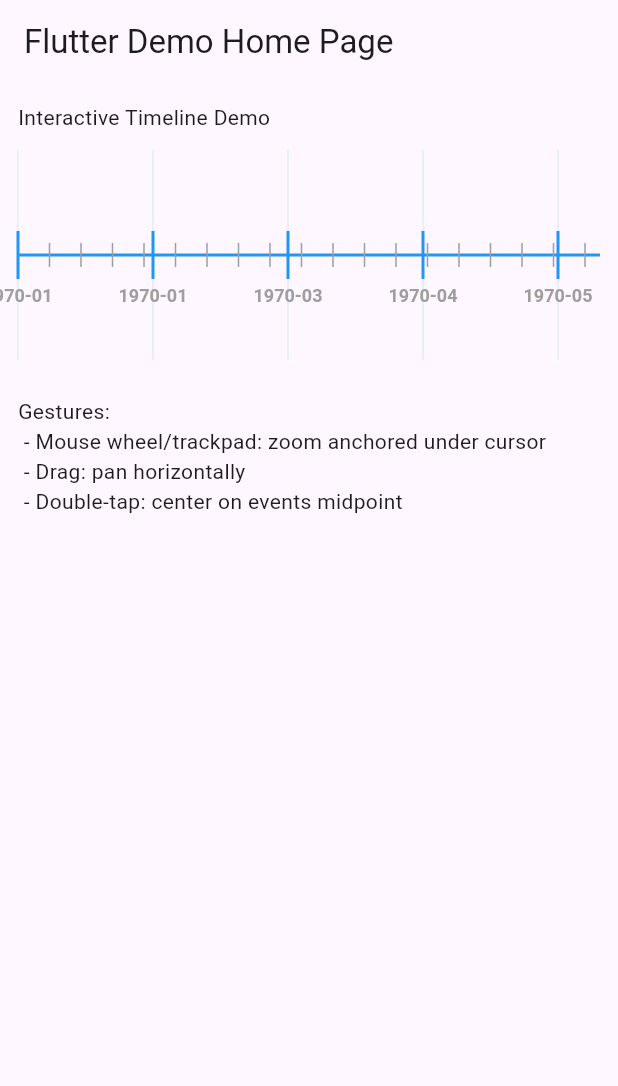
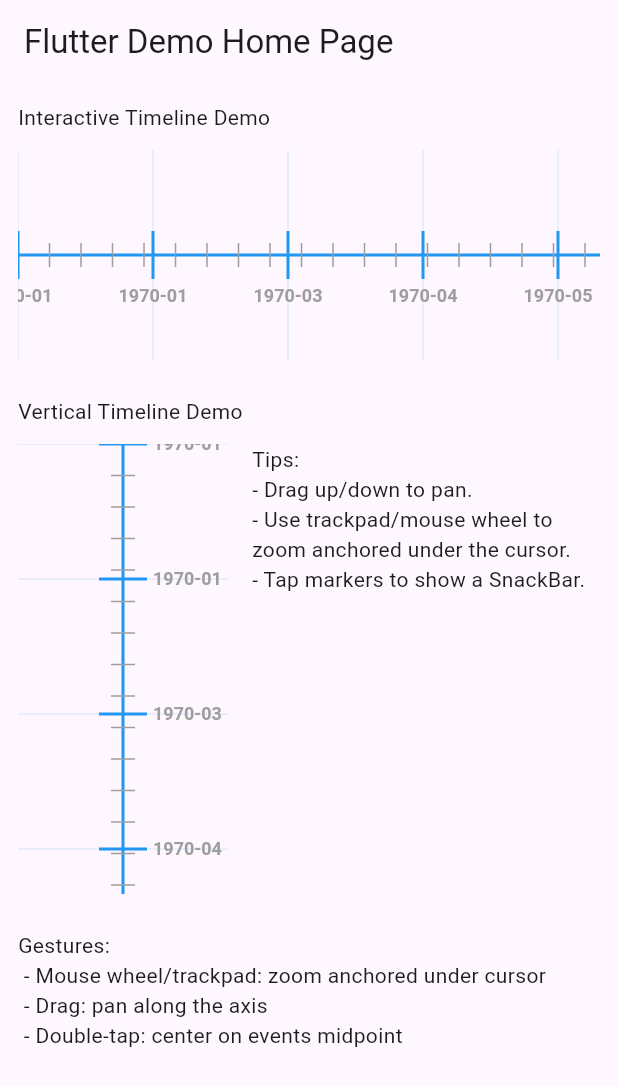
Before and after one commit to mim-Armand/Dynamic-Timeline, a Flutter app: the screen it shows after launch, on a phone screen of 412 x 824 dp. Shown: the top 1086 px of the screen. Run offline on Flutter 3.47's test engine with Material 3 defaults, Android fonts, the phone set to English and light mode, and no system bars.

Commit message:
Refactor MyHomePage layout to use SingleChildScrollView for better scrolling behavior and enhance vertical timeline demo with improved layout and gesture instructions.

```diff
--- a/example/lib/main.dart
+++ b/example/lib/main.dart
@@ -67,16 +67,14 @@ class MyHomePage extends StatelessWidget {
       appBar: AppBar(title: Text(title)),
       body: Padding(
         padding: const EdgeInsets.all(12),
+        child: SingleChildScrollView(
           child: Column(
-          crossAxisAlignment: CrossAxisAlignment.stretch,
+            crossAxisAlignment: CrossAxisAlignment.start,
             children: [
               const Text('Interactive Timeline Demo'),
               const SizedBox(height: 12),
+              // Horizontal timeline (default)
               SizedBox(
-              // height: 300, // or expand as needed
-              // child: TimelineWidget(
-              //   height: 120, // cross-axis thickness used by the painter
-              //   orientation: Axis.vertical,
                 height: 140,
                 child: TimelineWidget(
                   height: 120,
@@ -96,20 +94,6 @@ class MyHomePage extends StatelessWidget {
                       fontWeight: FontWeight.w600,
                       color: Colors.grey,
                     ),
-                  // TimeScaleLOD.decade: TextStyle(
-                  //   fontSize: 12,
-                  //   color: Color.fromARGB(255, 255, 123, 0),
-                  // ),
-                  // TimeScaleLOD.century: TextStyle(
-                  //   color: Color.fromARGB(255, 255, 0, 0),
-                  //   fontSize: 16,
-                  //   fontWeight: FontWeight.w700,
-                  // ),
-                  // TimeScaleLOD.millennium: TextStyle(
-                  //   color: Colors.black,
-                  //   fontSize: 18,
-                  //   fontWeight: FontWeight.w700,
-                  // ),
                   },
                   onZoomChanged: (z) => debugPrint('zoom: $z'),
                   onEventTap: (e) => ScaffoldMessenger.of(context).showSnackBar(
@@ -122,11 +106,60 @@ class MyHomePage extends StatelessWidget {
                 ),
               ),
               const SizedBox(height: 24),
+              const Text('Vertical Timeline Demo'),
+              const SizedBox(height: 12),
+              Row(
+                crossAxisAlignment: CrossAxisAlignment.start,
+                children: [
+                  SizedBox(
+                    width: 140, // constrain cross-axis thickness
+                    height: 300, // desired main-axis extent
+                    child: TimelineWidget(
+                      height: 120, // cross-axis thickness used by painter
+                      orientation: Axis.vertical,
+                      debugMode: false,
+                      events: events,
+                      minZoomLOD: TimeScaleLOD.month,
+                      maxZoomLOD: TimeScaleLOD.century,
+                      tickLabelColor: const Color(0xFF444444),
+                      axisThickness: 2,
+                      majorTickThickness: 2,
+                      minorTickThickness: 1,
+                      minorTickColor: Colors.grey.shade500,
+                      labelStride: 1,
+                      labelStyleByLOD: const {
+                        TimeScaleLOD.all: TextStyle(
+                          fontSize: 12,
+                          fontWeight: FontWeight.w600,
+                          color: Colors.grey,
+                        ),
+                      },
+                      onZoomChanged: (z) => debugPrint('zoom: $z'),
+                      onEventTap: (e) =>
+                          ScaffoldMessenger.of(context).showSnackBar(
+                            SnackBar(
+                              content: Text(
+                                'Tapped: ${e.title} @ ${e.date.toIso8601String()}',
+                              ),
+                            ),
+                          ),
+                    ),
+                  ),
+                  const SizedBox(width: 16),
+                  const Expanded(
+                    child: Text(
+                      'Tips:\n- Drag up/down to pan.\n- Use trackpad/mouse wheel to zoom anchored under the cursor.\n- Tap markers to show a SnackBar.',
+                    ),
+                  ),
+                ],
+              ),
+              const SizedBox(height: 24),
               const Text('Gestures:'),
               const Text(' - Mouse wheel/trackpad: zoom anchored under cursor'),
-            const Text(' - Drag: pan horizontally'),
+              const Text(' - Drag: pan along the axis'),
               const Text(' - Double-tap: center on events midpoint'),
             ],
+          ),
         ),
       ),
     );
--- a/lib/src/timeline_widget.dart
+++ b/lib/src/timeline_widget.dart
@@ -256,6 +256,10 @@ class _TimelineWidgetState extends State<TimelineWidget> {
                     }
                   }
                 },
+                child: SizedBox(
+                  width: paintWidth,
+                  height: paintHeight,
+                  child: ClipRect(
                     child: CustomPaint(
                       size: Size(paintWidth, paintHeight),
                       painter: _Painter(
@@ -274,6 +278,8 @@ class _TimelineWidgetState extends State<TimelineWidget> {
                         labelStride: widget.labelStride,
                         debug: widget.debugMode,
                         vertical: vertical,
+                      ),
+                    ),
                   ),
                 ),
               ),
```
Lines whose indentation alone changed are shown as unchanged.
